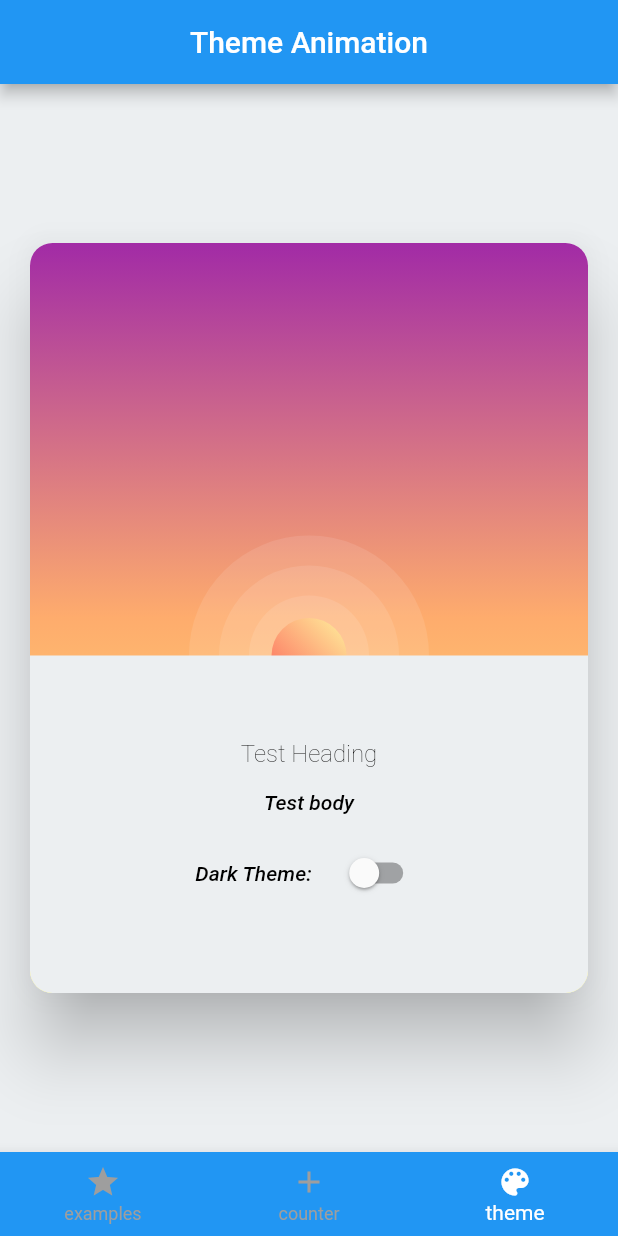
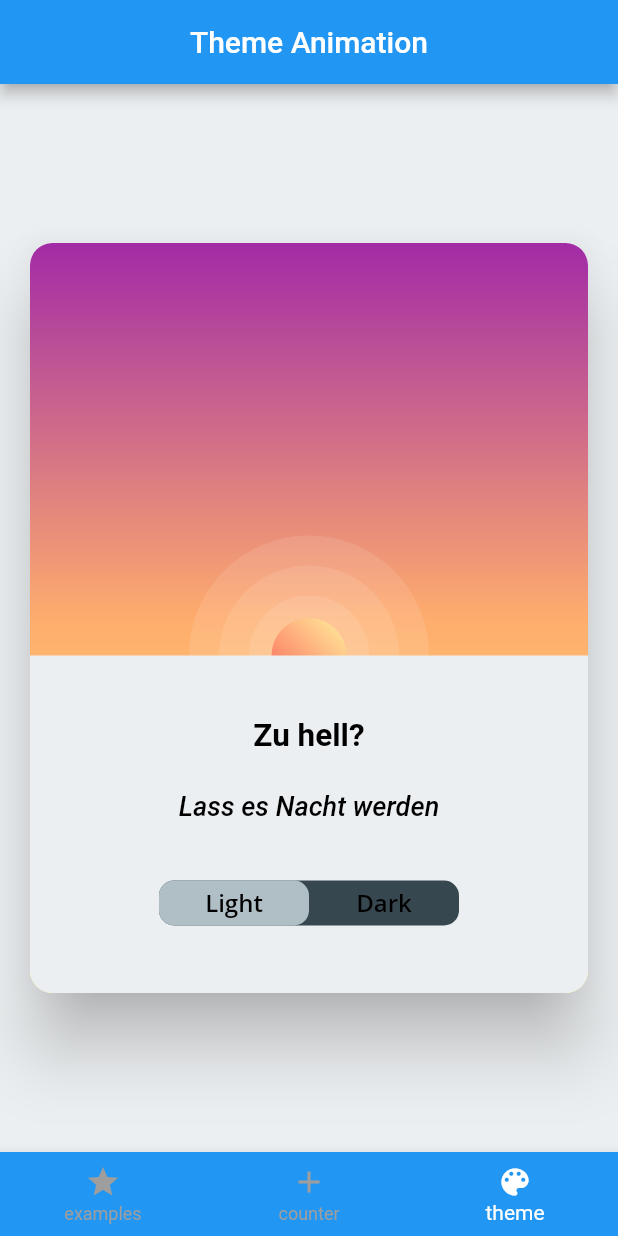
Before and after one commit to OpenSphereSoftware/FlutterLeichtGemacht_ZeroToMasery, a Flutter app: the screen it shows after launch, item 3 of the bottom bar chosen, on a phone screen of 412 x 824 dp. Run offline on Flutter 3.47's test engine with Material 2 defaults, Android fonts, the phone set to English and light mode, and no system bars; Roboto replaces fonts that are missing (Open Sans, Rubik).

Commit message:
added animated button

```diff
--- a/flutter_grundlagen/lib/presentation/theme_animation/theme_animation_page.dart
+++ b/flutter_grundlagen/lib/presentation/theme_animation/theme_animation_page.dart
@@ -3,6 +3,7 @@ import 'package:fluttergrundlagen/application/theme_service.dart';
 import 'package:fluttergrundlagen/presentation/theme_animation/widgets/moon.dart';
 import 'package:fluttergrundlagen/presentation/theme_animation/widgets/star.dart';
 import 'package:fluttergrundlagen/presentation/theme_animation/widgets/sun.dart';
+import 'package:fluttergrundlagen/presentation/theme_animation/widgets/theme_switch.dart';
 import 'package:provider/provider.dart';
 
 class ThemeAnimationPage extends StatelessWidget {
@@ -86,8 +87,8 @@ class ThemeAnimationPage extends StatelessWidget {
 
                       AnimatedPositioned(
                           duration: Duration(milliseconds: 400),
-                      top: themeServie.isDarkModeOn?  100 : 130,
-                      right: themeServie.isDarkModeOn?  100 : -40,
+                          top: themeServie.isDarkModeOn ? 100 : 130,
+                          right: themeServie.isDarkModeOn ? 100 : -40,
                           child: AnimatedOpacity(
                               duration: Duration(milliseconds: 300),
                               opacity: themeServie.isDarkModeOn ? 1 : 0,
@@ -102,6 +103,7 @@ class ThemeAnimationPage extends StatelessWidget {
                         alignment: Alignment.bottomCenter,
                         child: Container(
                           height: 225,
+                          width: double.infinity,
                           decoration: BoxDecoration(
                               color: themeServie.isDarkModeOn
                                   ? themeData.appBarTheme.color
@@ -113,41 +115,33 @@ class ThemeAnimationPage extends StatelessWidget {
                             mainAxisAlignment: MainAxisAlignment.center,
                             children: [
                               Text(
-                                "Test Heading",
-                                style: themeData.textTheme.headline1!
-                                    .copyWith(fontSize: 16),
+                                Provider.of<ThemeService>(context).isDarkModeOn
+                                    ? "Zu dunkel?"
+                                    : "Zu hell?",
+                                style: themeData.textTheme.headline1!.copyWith(
+                                  fontWeight: FontWeight.w600,
+                                  height: 0.9,
+                                  fontSize: 21,
                                 ),
-                              SizedBox(
-                                height: 15,
+                                textAlign: TextAlign.center,
+                              ),
+                              const SizedBox(
+                                height: 30,
                               ),
                               Text(
-                                "Test body",
-                                style: themeData.textTheme.bodyText1!
-                                    .copyWith(fontSize: 14),
+                                Provider.of<ThemeService>(context).isDarkModeOn
+                                    ? "Lass die Sonne aufgehen"
+                                    : "Lass es Nacht werden",
+                                style: themeData.textTheme.bodyText1!.copyWith(
+                                  height: 0.9,
+                                  fontSize: 18,
                                 ),
-                              SizedBox(
-                                height: 15,
+                                textAlign: TextAlign.center,
                               ),
-                              Row(
-                                mainAxisAlignment: MainAxisAlignment.center,
-                                children: [
-                                  Text(
-                                    "Dark Theme:",
-                                    style: themeData.textTheme.bodyText1!
-                                        .copyWith(fontSize: 14),
+                              const SizedBox(
+                                height: 40,
                               ),
-                                  SizedBox(
-                                    width: 15,
-                                  ),
-                                  Switch(
-                                      value: themeServie.isDarkModeOn,
-                                      onChanged: (value) {
-                                        Provider.of<ThemeService>(context,
-                                                listen: false)
-                                            .toggleTheme();
-                                      })
-                                ],
-                              )
+                              ThemeSwitcher()
                             ],
                           ),
                         ),
--- /dev/null
+++ b/flutter_grundlagen/lib/presentation/theme_animation/widgets/theme_switch.dart
@@ -0,0 +1,106 @@
+import 'package:flutter/material.dart';
+import 'package:fluttergrundlagen/application/theme_service.dart';
+import 'package:provider/provider.dart';
+
+class ThemeSwitcher extends StatelessWidget {
+  const ThemeSwitcher({Key? key}) : super(key: key);
+
+  @override
+  Widget build(BuildContext context) {
+    final themeProvider = Provider.of<ThemeService>(context);
+
+    final themeData = Theme.of(context);
+
+    final Color backgroundColor = themeData.colorScheme.primaryVariant;
+
+    final Color buttonColor = themeData.colorScheme.onPrimary;
+
+    final Color textColor = themeData.textTheme.headline1!.color!;
+
+    final List<String> values = ["Light", "Dark"];
+    return SizedBox(
+      width: 200,
+      height: 30,
+      child: Stack(
+        children: <Widget>[
+          InkWell(
+            onHover: (_) {},
+            onTap: () {
+              Provider.of<ThemeService>(context, listen: false).toggleTheme();
+            },
+            child: Container(
+              height: 30,
+              decoration: BoxDecoration(
+                color: backgroundColor,
+                borderRadius: BorderRadius.circular(10),
+              ),
+              child: Row(
+                  mainAxisAlignment: MainAxisAlignment.spaceBetween,
+                  children: [
+                    Expanded(
+                      child: Center(
+                        child: Text(
+                          values[0],
+                          style: TextStyle(
+                            fontFamily: "Open Sans",
+                            fontSize: 16,
+                            fontWeight: FontWeight.w600,
+                            color: textColor,
+                          ),
+                        ),
+                      ),
+                    ),
+                    Expanded(
+                      child: Center(
+                        child: Text(
+                          values[1],
+                          style: TextStyle(
+                            fontFamily: "Open Sans",
+                            fontSize: 16,
+                            fontWeight: FontWeight.w600,
+                            color: textColor,
+                          ),
+                        ),
+                      ),
+                    ),
+                  ]),
+            ),
+          ),
+          InkWell(
+            onHover: (_) {},
+            onTap: () {
+              Provider.of<ThemeService>(context, listen: false).toggleTheme();
+            },
+            child: AnimatedAlign(
+              duration: const Duration(milliseconds: 200),
+              curve: Curves.decelerate,
+              alignment: !themeProvider.isDarkModeOn
+                  ? Alignment.centerLeft
+                  : Alignment.centerRight,
+              child: Container(
+                width: 100,
+                height: 30,
+                decoration: ShapeDecoration(
+                  color: buttonColor,
+                  shape: RoundedRectangleBorder(
+                    borderRadius: BorderRadius.circular(10),
+                  ),
+                ),
+                alignment: Alignment.center,
+                child: Text(
+                  !themeProvider.isDarkModeOn ? values[0] : values[1],
+                  style: TextStyle(
+                    fontFamily: "Open Sans",
+                    fontSize: 16,
+                    fontWeight: FontWeight.w600,
+                    color: textColor,
+                  ),
+                ),
+              ),
+            ),
+          )
+        ],
+      ),
+    );
+  }
+}
```
Lines whose indentation alone changed are shown as unchanged.
